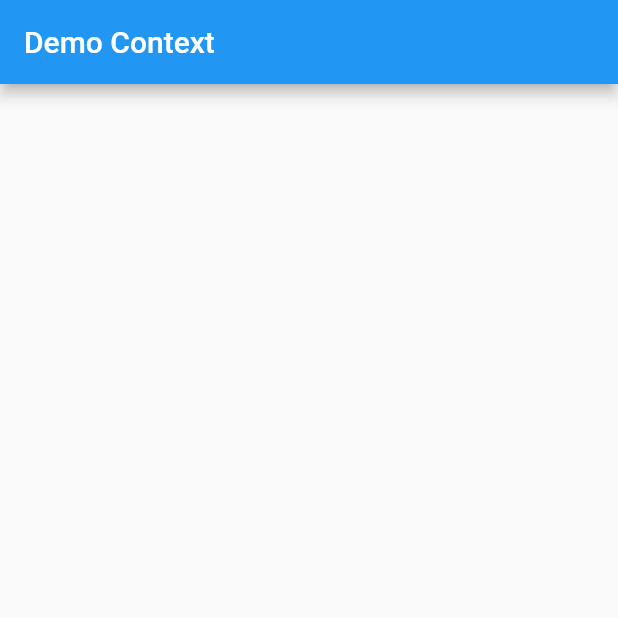
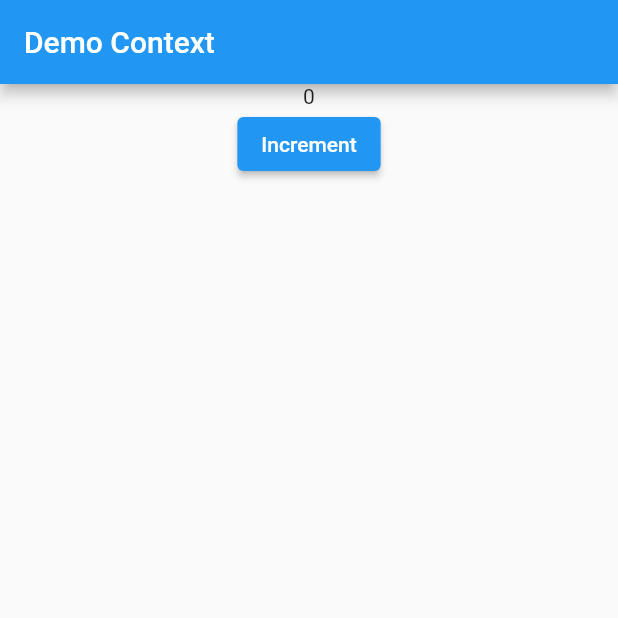
Before and after one commit to phamtanphat/flutter_listview19072021, a Flutter app: the screen it shows after launch, on a phone screen of 412 x 824 dp, the top half of it. Run offline on Flutter 3.47's test engine with Material 2 defaults, Android fonts, the phone set to English and light mode, and no system bars.

Commit message:
update ui by setstate

```diff
--- a/lib/main.dart
+++ b/lib/main.dart
@@ -31,6 +31,8 @@ class HomePage extends StatefulWidget {
 
 class _HomePageState extends State<HomePage> {
 
+  int count = 0;
+
   @override
   void initState() {
     super.initState();
@@ -46,7 +48,23 @@ class _HomePageState extends State<HomePage> {
   @override
   Widget build(BuildContext context) {
     print("build");
-    return Container();
+    return Container(
+      child: Center(
+        child: Column(
+          children: [
+            Text(count.toString()),
+            ElevatedButton(
+                onPressed: (){
+                  setState(() {
+                    count = count + 1;
+                  });
+                },
+                child: Text("Increment")
+            )
+          ],
+        ),
+      ),
+    );
   }
 
   @override
```
